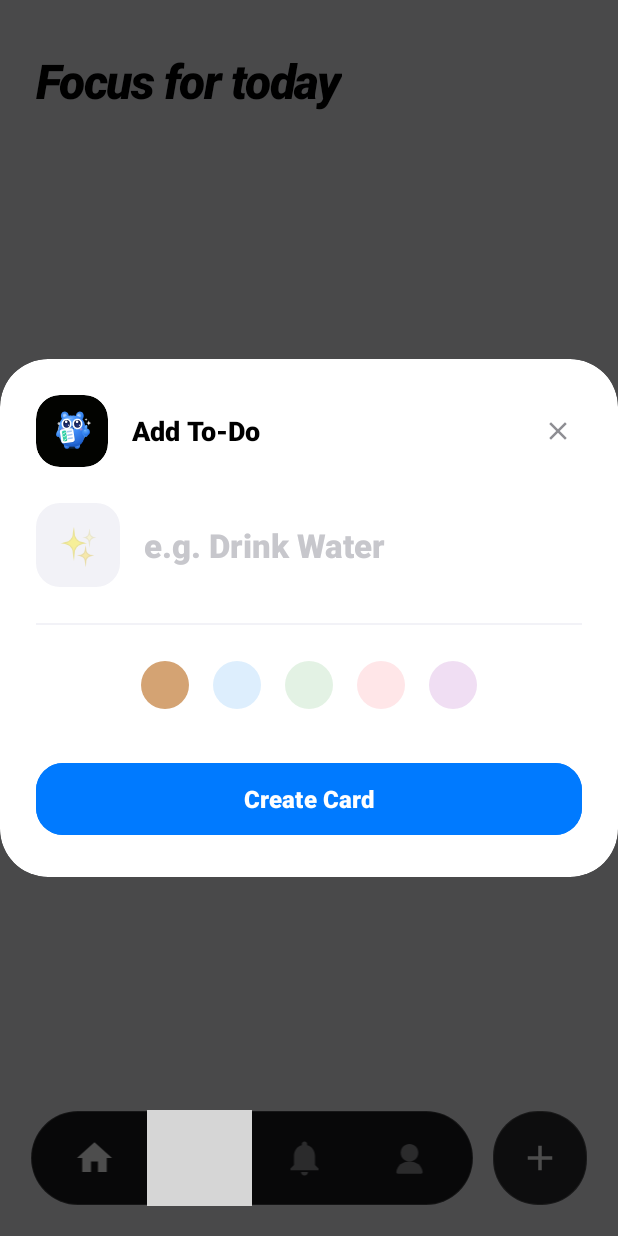
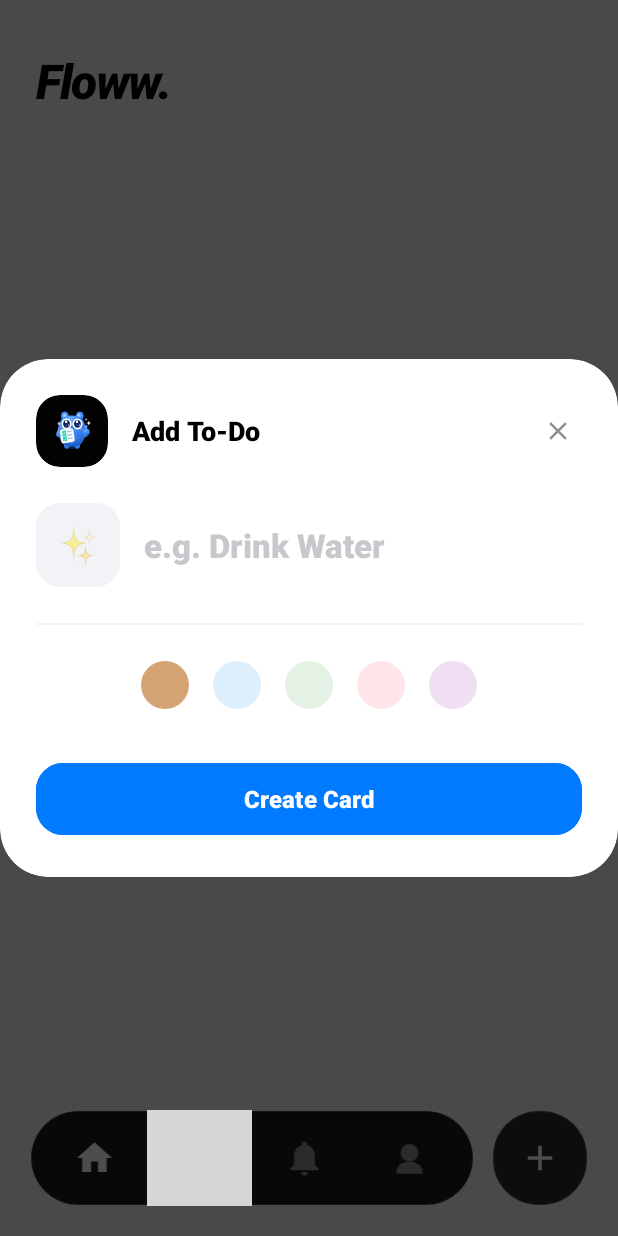
Before and after one commit to naayann/floww, an Android app: the MainActivity screen opened directly, with no data from a screen before it, after a tap on an icon or button, on a phone screen of 412 x 824 dp. Run offline under Robolectric (Android 15) with nearby library versions, the light colour scheme and no system bars; our stand-ins replace Room's generated code; 5 statements that could not run were skipped; grey boxes are pictures that could not be loaded.

Commit message:
fix and update home UI and functionalities

```diff
--- a/app/src/main/AndroidManifest.xml
+++ b/app/src/main/AndroidManifest.xml
@@ -35,6 +35,11 @@
             android:exported="false"
             android:screenOrientation="portrait" />
 
+        <activity
+            android:name=".ui.StreaksActivity"
+            android:exported="false"
+            android:screenOrientation="portrait" />
+
         <receiver android:name=".NotificationReceiver" android:exported="false" />
         <receiver android:name=".BootReceiver" android:exported="true">
             <intent-filter>
--- a/app/src/main/java/com/naayann/floow/MainActivity.java
+++ b/app/src/main/java/com/naayann/floow/MainActivity.java
@@ -11,6 +11,7 @@ import android.text.TextWatcher;
 import android.view.LayoutInflater;
 import android.view.View;
 import android.view.animation.OvershootInterpolator;
+import android.view.inputmethod.InputMethodManager;
 import android.widget.EditText;
 import android.widget.ImageView;
 import android.widget.Toast;
@@ -26,6 +27,7 @@ import androidx.work.WorkManager;
 import com.naayann.floow.data.AppDatabase;
 import com.naayann.floow.data.TodoDao;
 import com.naayann.floow.data.TodoEntity;
+import com.naayann.floow.ui.FocusFragment;
 import com.naayann.floow.ui.JournalFragment;
 import com.naayann.floow.ui.NotificationsFragment;
 import com.naayann.floow.ui.ProfileFragment;
@@ -87,6 +89,8 @@ public class MainActivity extends AppCompatActivity {
             highlight(navJournal);
         });
 
+
+
         navNotifications.setOnClickListener(v -> {
             SoundManager.playTap(this);
             loadFragment(new NotificationsFragment());
@@ -111,7 +115,7 @@ public class MainActivity extends AppCompatActivity {
 
     public static void scheduleNotifications(Context context) {
         PeriodicWorkRequest request = new PeriodicWorkRequest.Builder(
-                NotificationWorker.class, 12, TimeUnit.HOURS)
+                NotificationWorker.class, 3, TimeUnit.HOURS)
                 .addTag("notification_work")
                 .build();
         WorkManager.getInstance(context).enqueueUniquePeriodicWork(
@@ -241,6 +245,14 @@ public class MainActivity extends AppCompatActivity {
 
         dialog.show();
 
+        etEmoji.requestFocus();
+        etEmoji.post(() -> {
+            InputMethodManager imm = (InputMethodManager) getSystemService(Context.INPUT_METHOD_SERVICE);
+            if (imm != null) {
+                imm.showSoftInput(etEmoji, InputMethodManager.SHOW_IMPLICIT);
+            }
+        });
+
         // MacBook-like open animation
         v.setAlpha(0f);
         v.setScaleX(0.7f);
--- a/app/src/main/res/layout/fragment_today.xml
+++ b/app/src/main/res/layout/fragment_today.xml
@@ -11,7 +11,7 @@
         android:layout_height="wrap_content"
         android:layout_marginStart="24dp"
         android:layout_marginTop="32dp"
-        android:text="Focus for today"
+        android:text="Floww."
         android:typeface="serif"
         android:textStyle="bold|italic"
         android:textSize="32sp"
```
